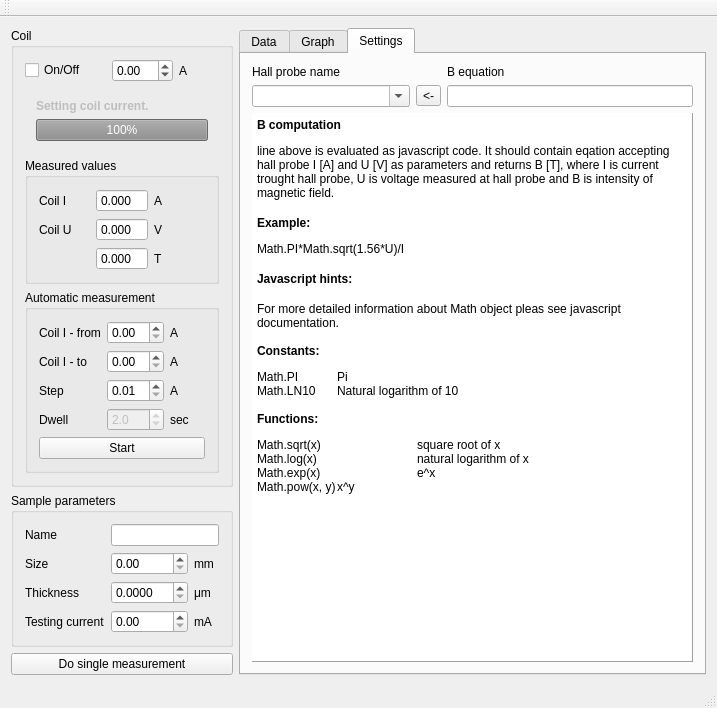
Old version of the form src/mainwindow.ui in the repository mBr001/hall.
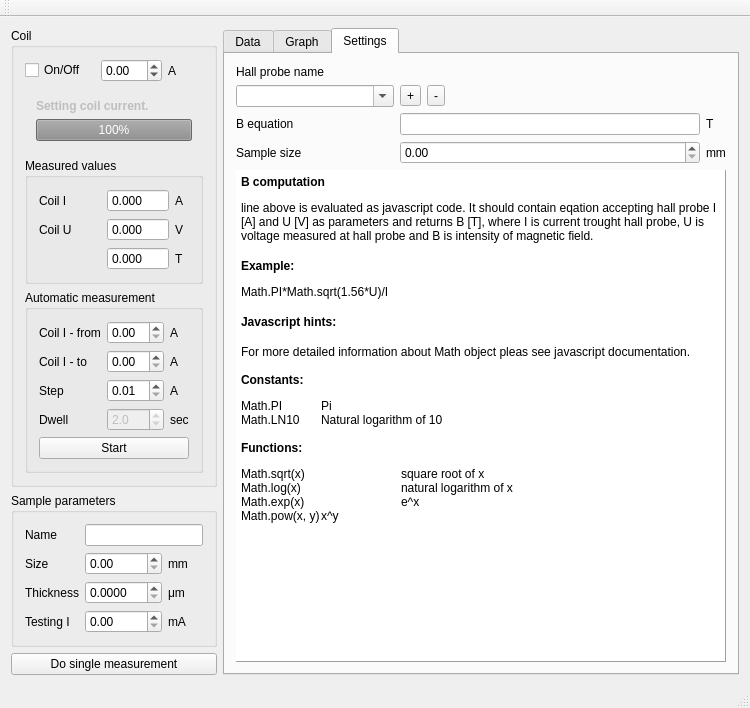
New version of the form. The open tabs and pages were chosen to show the change. Custom widgets are drawn as their Qt base class.

Commit message: save and remove B equation

The edit to the form file:
```diff
--- a/src/mainwindow.ui
+++ b/src/mainwindow.ui
@@ -6,8 +6,8 @@
    <rect>
     <x>0</x>
     <y>0</y>
-    <width>717</width>
-    <height>635</height>
+    <width>750</width>
+    <height>620</height>
    </rect>
   </property>
   <property name="windowTitle">
@@ -66,6 +66,12 @@
              <layout class="QGridLayout" name="gridLayout_8">
               <item row="0" column="2">
                <widget class="QLabel" name="label_21">
+                <property name="sizePolicy">
+                 <sizepolicy hsizetype="Maximum" vsizetype="Preferred">
+                  <horstretch>0</horstretch>
+                  <verstretch>0</verstretch>
+                 </sizepolicy>
+                </property>
                 <property name="text">
                  <string>A</string>
                 </property>
@@ -101,6 +107,12 @@
               </item>
               <item row="1" column="2">
                <widget class="QLabel" name="label_22">
+                <property name="sizePolicy">
+                 <sizepolicy hsizetype="Maximum" vsizetype="Preferred">
+                  <horstretch>0</horstretch>
+                  <verstretch>0</verstretch>
+                 </sizepolicy>
+                </property>
                 <property name="text">
                  <string>A</string>
                 </property>
@@ -128,6 +140,12 @@
               </item>
               <item row="2" column="2">
                <widget class="QLabel" name="label_12">
+                <property name="sizePolicy">
+                 <sizepolicy hsizetype="Maximum" vsizetype="Preferred">
+                  <horstretch>0</horstretch>
+                  <verstretch>0</verstretch>
+                 </sizepolicy>
+                </property>
                 <property name="text">
                  <string>A</string>
                 </property>
@@ -200,8 +218,14 @@
               </item>
               <item row="0" column="2">
                <widget class="QLabel" name="label_8">
+                <property name="sizePolicy">
+                 <sizepolicy hsizetype="Maximum" vsizetype="Preferred">
+                  <horstretch>0</horstretch>
+                  <verstretch>0</verstretch>
+                 </sizepolicy>
+                </property>
                 <property name="text">
-                 <string>A</string>
+                 <string>A  </string>
                 </property>
                </widget>
               </item>
@@ -245,6 +269,12 @@
               </item>
               <item row="1" column="2">
                <widget class="QLabel" name="label_2">
+                <property name="sizePolicy">
+                 <sizepolicy hsizetype="Maximum" vsizetype="Preferred">
+                  <horstretch>0</horstretch>
+                  <verstretch>0</verstretch>
+                 </sizepolicy>
+                </property>
                 <property name="text">
                  <string>V</string>
                 </property>
@@ -252,6 +282,12 @@
               </item>
               <item row="2" column="2">
                <widget class="QLabel" name="label_13">
+                <property name="sizePolicy">
+                 <sizepolicy hsizetype="Maximum" vsizetype="Preferred">
+                  <horstretch>0</horstretch>
+                  <verstretch>0</verstretch>
+                 </sizepolicy>
+                </property>
                 <property name="text">
                  <string>T</string>
                 </property>
@@ -386,7 +422,7 @@
            <item row="4" column="0">
             <widget class="QLabel" name="label_23">
              <property name="text">
-              <string>Testing current</string>
+              <string>Testing I</string>
              </property>
             </widget>
            </item>
@@ -509,17 +545,7 @@
             </property>
            </widget>
           </item>
-          <item row="1" column="1">
-           <widget class="QToolButton" name="hallProbeAddToolButton">
-            <property name="text">
-             <string>&lt;-</string>
-            </property>
-           </widget>
-          </item>
-          <item row="1" column="2">
-           <widget class="QLineEdit" name="hallProbeEquationBLineEdit"/>
-          </item>
-          <item row="2" column="0" colspan="3">
+          <item row="5" column="0" colspan="3">
            <widget class="QTextEdit" name="textEdit">
             <property name="frameShape">
              <enum>QFrame::Panel</enum>
@@ -551,13 +577,75 @@
             </property>
            </widget>
           </item>
-          <item row="0" column="2">
+          <item row="2" column="0">
            <widget class="QLabel" name="label_14">
             <property name="text">
              <string>B equation</string>
             </property>
            </widget>
           </item>
+          <item row="2" column="1">
+           <widget class="QLineEdit" name="hallProbeEquationBLineEdit"/>
+          </item>
+          <item row="3" column="1">
+           <widget class="QDoubleSpinBox" name="hallProbeSizeDoubleSpinBox">
+            <property name="maximum">
+             <double>40.000000000000000</double>
+            </property>
+           </widget>
+          </item>
+          <item row="3" column="0">
+           <widget class="QLabel" name="label_10">
+            <property name="text">
+             <string>Sample size</string>
+            </property>
+           </widget>
+          </item>
+          <item row="2" column="2">
+           <widget class="QLabel" name="label_18">
+            <property name="text">
+             <string>T</string>
+            </property>
+           </widget>
+          </item>
+          <item row="3" column="2">
+           <widget class="QLabel" name="label_27">
+            <property name="text">
+             <string>mm</string>
+            </property>
+           </widget>
+          </item>
+          <item row="1" column="1" colspan="2">
+           <layout class="QHBoxLayout" name="horizontalLayout_2">
+            <item>
+             <widget class="QToolButton" name="hallProbeSaveToolButton">
+              <property name="text">
+               <string>+</string>
+              </property>
+             </widget>
+            </item>
+            <item>
+             <widget class="QToolButton" name="hallProbeDeleteToolButton">
+              <property name="text">
+               <string>-</string>
+              </property>
+             </widget>
+            </item>
+            <item>
+             <spacer name="horizontalSpacer">
+              <property name="orientation">
+               <enum>Qt::Horizontal</enum>
+              </property>
+              <property name="sizeHint" stdset="0">
+               <size>
+                <width>40</width>
+                <height>20</height>
+               </size>
+              </property>
+             </spacer>
+            </item>
+           </layout>
+          </item>
          </layout>
         </widget>
        </widget>
```
The commit also changes 4 other files.
